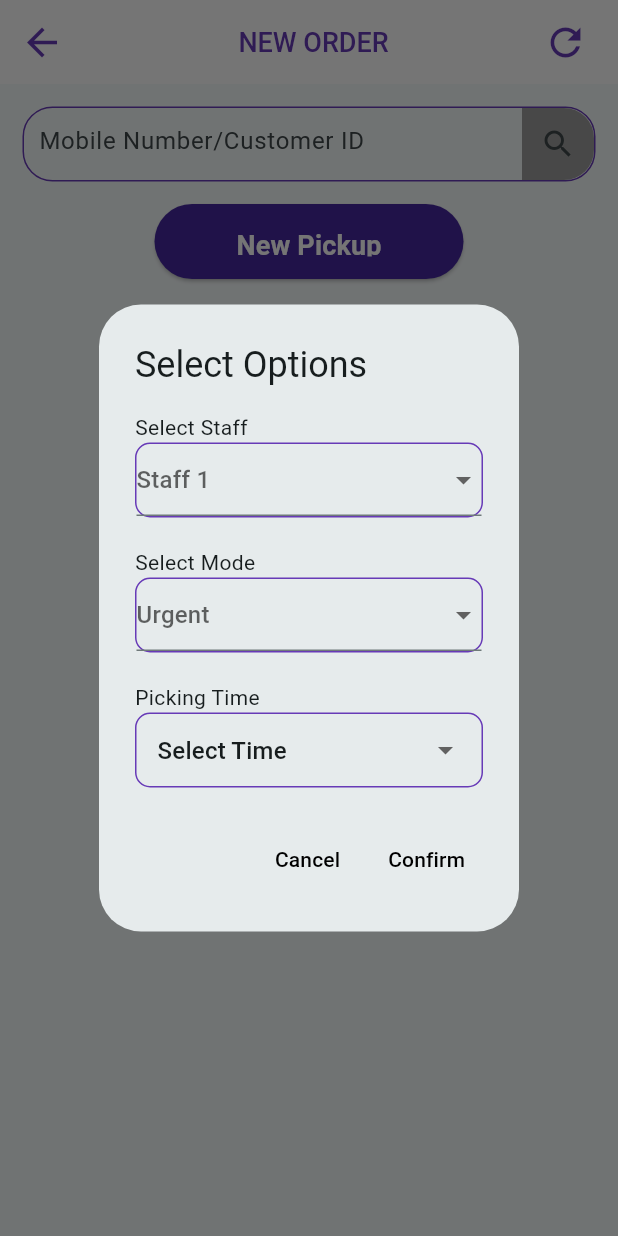
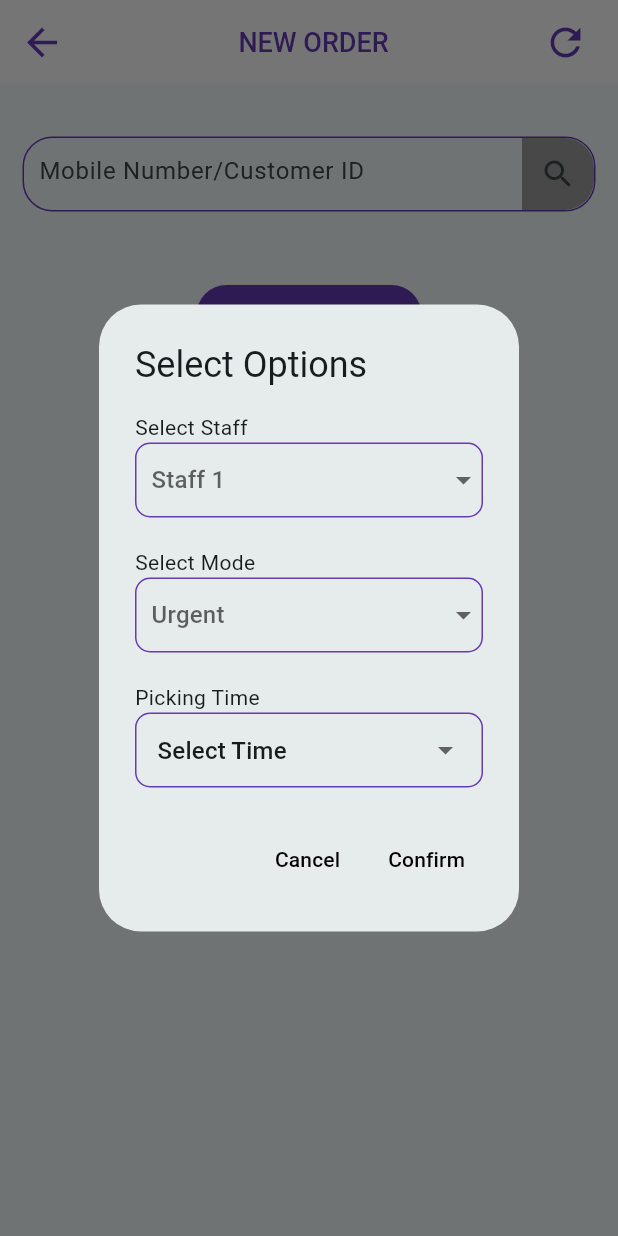
Before and after one commit to abhisheksr227/integrate3_screen, a Flutter app: the ServiceNewOrder screen opened directly, after a tap on "New Pickup", on a phone screen of 412 x 824 dp. Run offline on Flutter 3.47's test engine with Material 2 defaults, Android fonts, the phone set to English and light mode, and no system bars; our stand-ins replace charts_flutter, dots_indicator, fl_chart, google_maps_flutter, pie_chart, share_plus and 1 more; missing offline and left inert: another_stepper.

Commit message:
git commit -m "second commit"

```diff
--- a/lib/Service_Staff/ServiceNewOrder.dart
+++ b/lib/Service_Staff/ServiceNewOrder.dart
@@ -56,6 +56,9 @@ class _ServiceNewOrderState extends State<ServiceNewOrder> {
       body: SingleChildScrollView(
         child: Column(
           children: [
+            SizedBox(
+              height: 20,
+            ),
             Padding(
               padding: const EdgeInsets.all(15.0),
               child: Container(
@@ -80,52 +83,25 @@ class _ServiceNewOrderState extends State<ServiceNewOrder> {
               ),
             ),
             SizedBox(
-              height: 50,
-              width: MediaQuery.of(context).size.width/2,
-              child: ElevatedButton(
-                onPressed: () {
-                  _showDropdownDialog();
-                },
-                child: Text(
-                  'New Pickup',
-                  style: TextStyle(
-                    fontSize: 18,
-                    fontWeight: FontWeight.bold,
-                    color: Colors.white,
-                  ),
-                ),
-                style: ElevatedButton.styleFrom(
-                  primary: Colors.deepPurple[800],
-                  padding: EdgeInsets.symmetric(vertical: 15),
-                  shape: RoundedRectangleBorder(
-                    borderRadius: BorderRadius.circular(30),
-                  ),
-                ),
+              height: 30,
+            ),
+            SizedBox(
+              width: 150,
+              child: ElevatedButton(onPressed: () {
+                _showDropdownDialog();
+              },
+                child: Text('New Pickup',style: TextStyle(color: Colors.white),),
+                style: ButtonStyle(backgroundColor: MaterialStateProperty.all(Colors.deepPurple)),
               ),
             ),
             SizedBox(height: 30,),
             SizedBox(
-              height: 50,
-              width: MediaQuery.of(context).size.width/2,
-              child: ElevatedButton(
-                onPressed: () {
-                  Navigator.push(context, MaterialPageRoute(builder: (context) => ServiceNewOrderscreen(),)
-                  );},
-                child: Text(
-                  'Collect Items',
-                  style: TextStyle(
-                    fontSize: 18,
-                    fontWeight: FontWeight.bold,
-                    color: Colors.white,
-                  ),
-                ),
-                style: ElevatedButton.styleFrom(
-                  primary: Colors.deepPurple[800],
-                  padding: EdgeInsets.symmetric(vertical: 15),
-                  shape: RoundedRectangleBorder(
-                    borderRadius: BorderRadius.circular(30),
-                  ),
-                ),
+              width: 150,
+              child: ElevatedButton(onPressed: () {
+                Navigator.push(context, MaterialPageRoute(builder: (context) => ServiceNewOrderscreen(),));
+              },
+                child: Text('Collect Items',style: TextStyle(color: Colors.white),),
+                style: ButtonStyle(backgroundColor: MaterialStateProperty.all(Colors.deepPurple)),
               ),
             ),
           ],
@@ -151,6 +127,7 @@ class _ServiceNewOrderState extends State<ServiceNewOrder> {
                     borderRadius: BorderRadius.circular(10),
                     border: Border.all(color: Colors.deepPurple)),
                 child: DropdownButtonFormField<String>(
+                  decoration: InputDecoration(border: InputBorder.none,contentPadding: EdgeInsets.only(left: 10)),
                   value: selectedStaff,
                   onChanged: (newValue) {
                     setState(() {
@@ -173,6 +150,7 @@ class _ServiceNewOrderState extends State<ServiceNewOrder> {
                     borderRadius: BorderRadius.circular(10),
                     border: Border.all(color: Colors.deepPurple)),
                 child: DropdownButtonFormField<String>(
+                  decoration: InputDecoration(border: InputBorder.none,contentPadding: EdgeInsets.only(left: 10)),
                   value: selectedMode,
                   onChanged: (newValue) {
                     setState(() {
```
